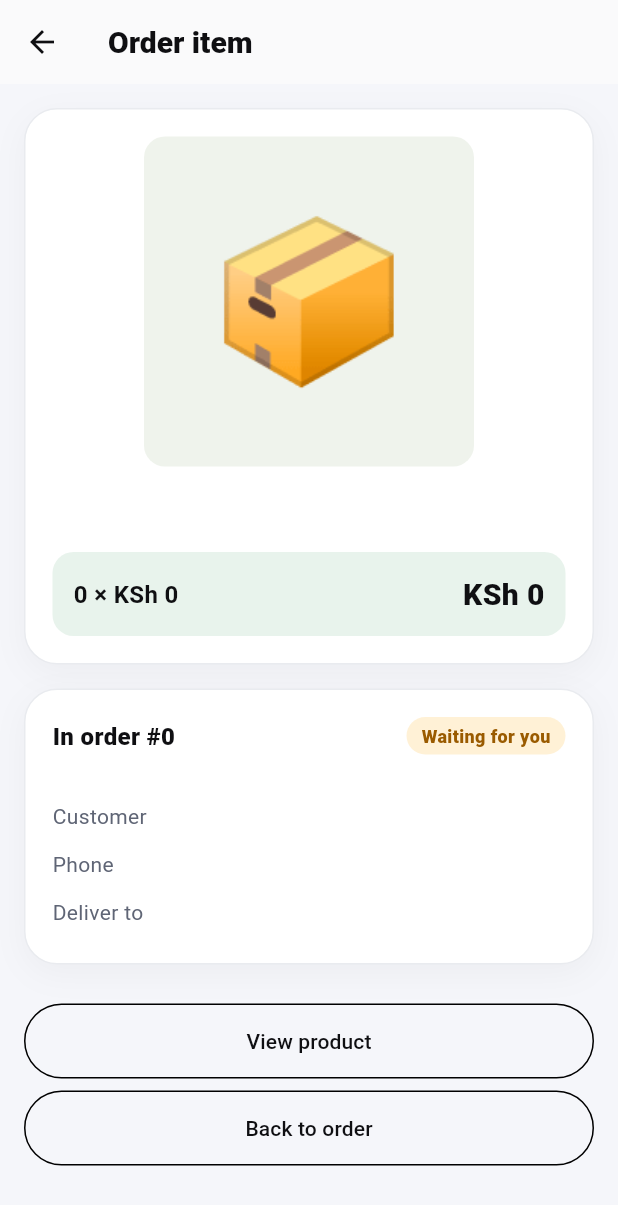
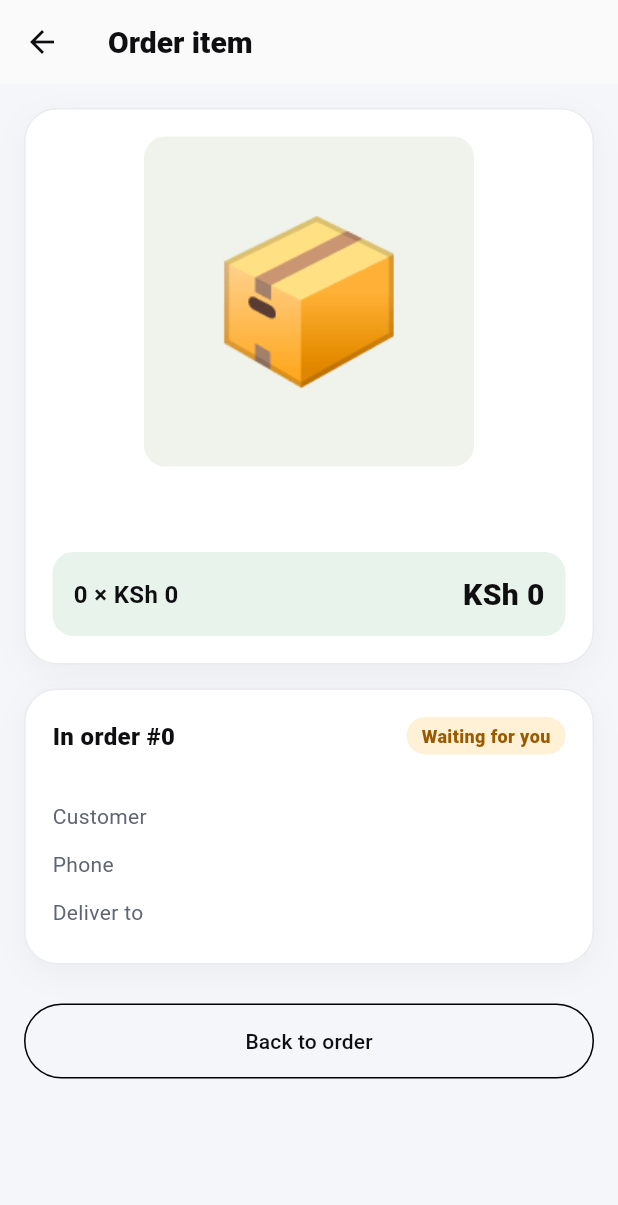
Before and after one commit to dealsianova-coder/ianova-app, a Flutter app: the SellerOrderItemPage screen opened directly with empty values, on a phone screen of 412 x 824 dp. Shown: the top 1205 px of the screen. Run offline on Flutter 3.47's test engine with Material 3 defaults, Android fonts, the phone set to English and light mode, and no system bars; our stand-ins replace image_picker, shared_preferences, video_player; accounts and stored records are empty; network calls fail.

Commit message:
Order item page without product editing

```diff
--- a/lib/features/admin/admin_order_item.dart
+++ b/lib/features/admin/admin_order_item.dart
@@ -1,7 +1,6 @@
 import 'package:flutter/material.dart';
 
 import '../../core/format/money.dart';
-import 'admin_products.dart';
 import 'admin_ui.dart';
 
 /// One item of an order: what was bought, how many, for whom, and who sells it.
@@ -33,7 +32,6 @@ class AdminOrderItemPage extends StatelessWidget {
     final price = aNum(line['unit_price']);
     final isMain = aBool(group['is_main']);
     final approved = aBool(group['approved']);
-    final pid = aInt(line['product_id']);
 
     return AdminSubPage(
       title: 'Order item',
@@ -105,8 +103,6 @@ class AdminOrderItemPage extends StatelessWidget {
             ),
           ),
           AdminButton('Back to order', kind: 'gray', onPressed: () => Navigator.of(context).pop()),
-          const SizedBox(height: 10),
-          if (pid > 0) AdminButton('View product', kind: 'gray', onPressed: () => adminPush(context, AdminProductViewPage(id: pid))),
         ],
       ),
     );
--- a/lib/features/seller/seller_order_item.dart
+++ b/lib/features/seller/seller_order_item.dart
@@ -13,13 +13,13 @@ class SellerOrderItemPage extends StatelessWidget {
     super.key,
     required this.order,
     required this.item,
-    required this.onViewProduct,
+    this.onViewProduct,
     this.onApprove,
   });
 
   final PanelOrder order;
   final PanelLine item;
-  final VoidCallback onViewProduct;
+  final VoidCallback? onViewProduct; // kept for compatibility; not shown, orders are not a place to edit products
   final Future<void> Function()? onApprove;
 
   Widget _row(String label, String value) {
@@ -102,12 +102,6 @@ class SellerOrderItemPage extends StatelessWidget {
             const Text('You approved this order.', style: TextStyle(color: IanovaColors.secondary)),
           const SizedBox(height: 10),
           OutlinedButton(
-            onPressed: onViewProduct,
-            style: OutlinedButton.styleFrom(minimumSize: const Size.fromHeight(50)),
-            child: const Text('View product'),
-          ),
-          const SizedBox(height: 8),
-          OutlinedButton(
             onPressed: () => Navigator.of(context).pop(),
             style: OutlinedButton.styleFrom(minimumSize: const Size.fromHeight(50)),
             child: const Text('Back to order'),
--- a/pubspec.yaml
+++ b/pubspec.yaml
@@ -16,7 +16,7 @@ publish_to: 'none' # Remove this line if you wish to publish to pub.dev
 # https://developer.apple.com/library/archive/documentation/General/Reference/InfoPlistKeyReference/Articles/CoreFoundationKeys.html
 # In Windows, build-name is used as the major, minor, and patch parts
 # of the product and file versions while build-number is used as the build suffix.
-version: 1.0.17+28
+version: 1.0.17+29
 
 environment:
   sdk: ^3.13.2
```
